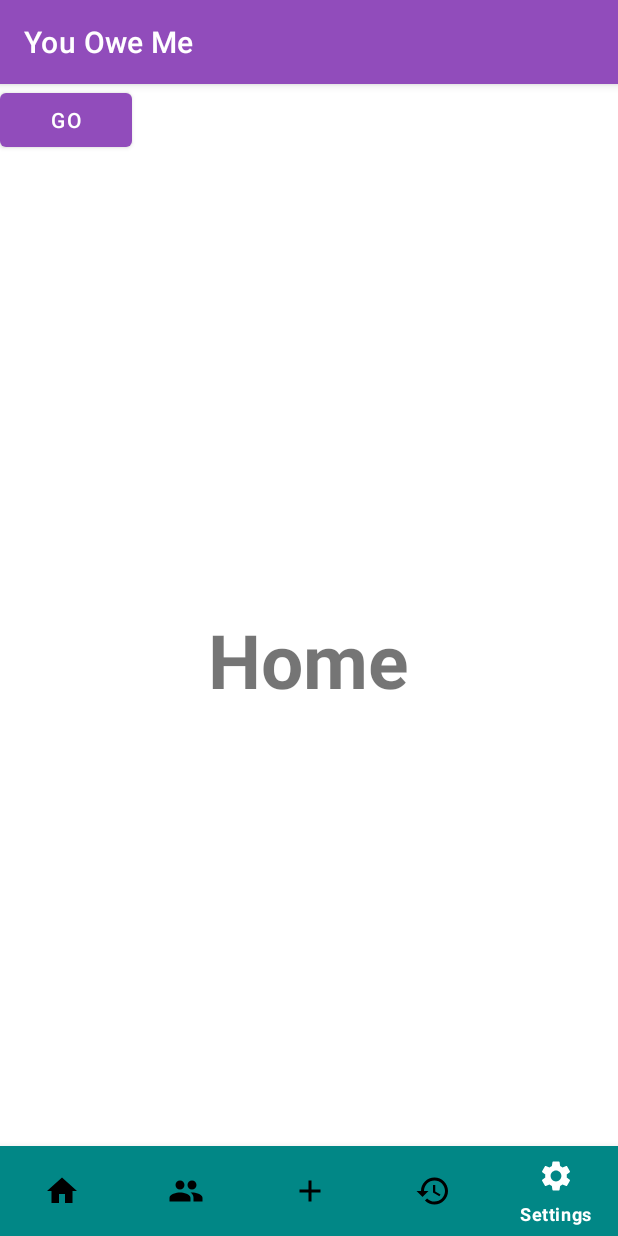
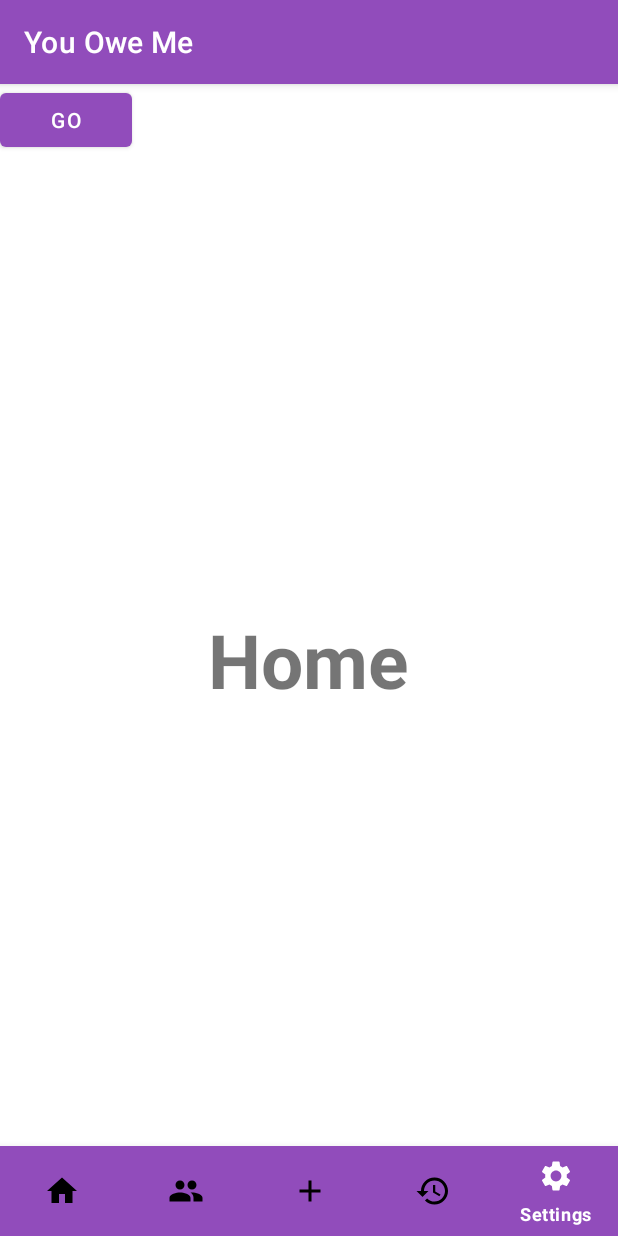
Before and after one commit to 11arns/YouOweMeProject, an Android app: the SettingsActivity screen opened directly, with no data from a screen before it, on a phone screen of 412 x 824 dp. Run offline under Robolectric (Android 15) with nearby library versions, the phone set to English and light mode, and no system bars.

Commit message:
bottom navigation colour 1

```diff
--- a/app/src/main/res/layout/settings.xml
+++ b/app/src/main/res/layout/settings.xml
@@ -20,7 +20,7 @@
         android:layout_width="match_parent"
         android:layout_height="60dp"
         android:layout_alignParentBottom="true"
-        app:itemBackground="@color/teal_700"
+        app:itemBackground="@color/purple"
         app:itemIconTint="@drawable/selector"
         app:itemTextColor="@drawable/selector"
         app:menu="@menu/menu_navigation" />
```
